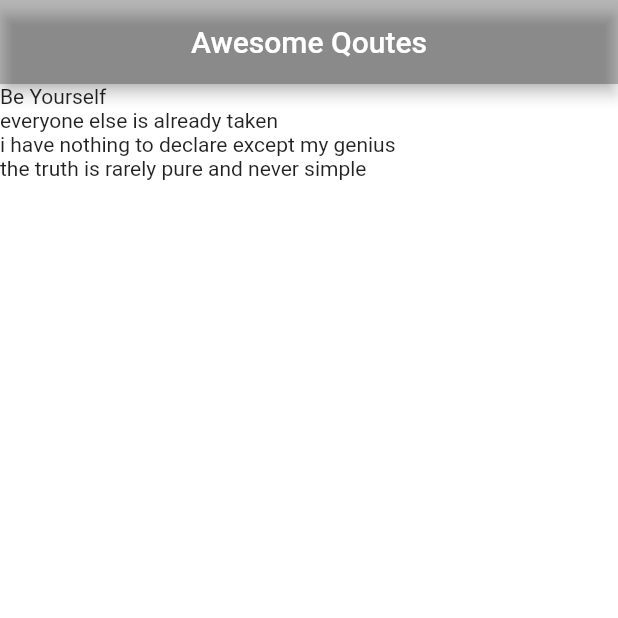
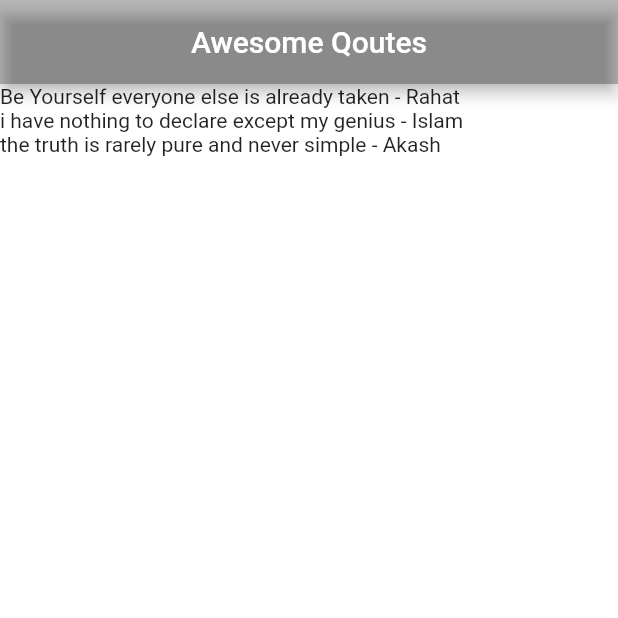
Before and after one commit to Rahat7288/Flutter_Learning, a Flutter app: the screen it shows after launch, on a phone screen of 412 x 824 dp, the top half of it. Run offline on Flutter 3.47's test engine with Material 2 defaults, Android fonts, the phone set to English and light mode, and no system bars.

Commit message:
adding custom classes in the main file

```diff
--- a/lib/main.dart
+++ b/lib/main.dart
@@ -1,4 +1,5 @@
 import 'package:flutter/material.dart';
+import 'quote.dart';
 
 void main()=> runApp(MaterialApp(
   home: QoutList(),
@@ -13,10 +14,10 @@ class QoutList extends StatefulWidget {
 
 class _QoutListState extends State<QoutList> {
 
-  List<String> qoutes = [
-    'Be Yourself','everyone else is already taken',
-    'i have nothing to declare except my genius',
-    'the truth is rarely pure and never simple'
+  List<Quote> qoutes = [
+    Quote(author: 'Rahat', text: 'Be Yourself everyone else is already taken' ),
+    Quote(author: 'Islam', text: 'i have nothing to declare except my genius' ),
+    Quote(author: 'Akash', text: 'the truth is rarely pure and never simple' ),
   ];
 
   @override
@@ -32,7 +33,7 @@ class _QoutListState extends State<QoutList> {
         mainAxisAlignment: MainAxisAlignment.start,
         crossAxisAlignment: CrossAxisAlignment.start,
         children: qoutes.map((quote){
-          return Text(quote);
+          return Text('${quote.text} - ${quote.author}' );
         }).toList(),
       ),
     );
--- /dev/null
+++ b/lib/quote.dart
@@ -0,0 +1,7 @@
+class Quote{
+  String text;
+  String author;
+
+  Quote({required this.text, required this.author}){}
+
+}
```
